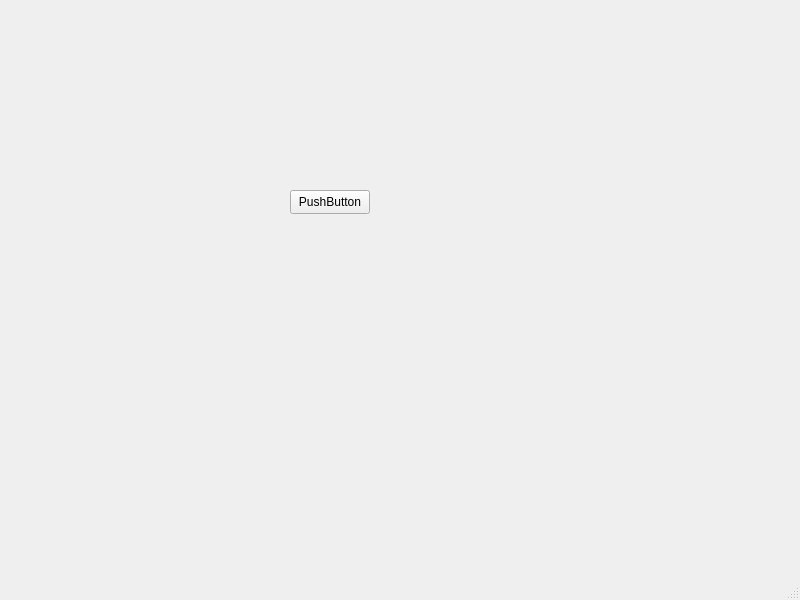
Qt form mainwindow.ui (DamianJeu/QtSymulator) before a commit.
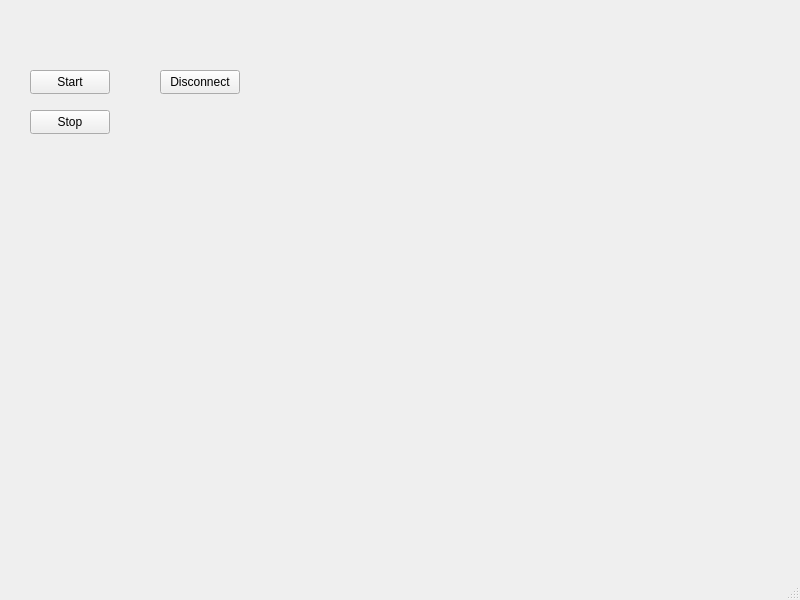
The same form after that commit.

```diff
--- a/mainwindow.ui
+++ b/mainwindow.ui
@@ -17,14 +17,40 @@
    <widget class="QPushButton" name="pushButton">
     <property name="geometry">
      <rect>
-      <x>290</x>
-      <y>190</y>
+      <x>30</x>
+      <y>70</y>
       <width>80</width>
       <height>24</height>
      </rect>
     </property>
     <property name="text">
-     <string>PushButton</string>
+     <string>Start</string>
+    </property>
+   </widget>
+   <widget class="QPushButton" name="pushButtonStop">
+    <property name="geometry">
+     <rect>
+      <x>30</x>
+      <y>110</y>
+      <width>80</width>
+      <height>24</height>
+     </rect>
+    </property>
+    <property name="text">
+     <string>Stop</string>
+    </property>
+   </widget>
+   <widget class="QPushButton" name="pushButtonDisconnect">
+    <property name="geometry">
+     <rect>
+      <x>160</x>
+      <y>70</y>
+      <width>80</width>
+      <height>24</height>
+     </rect>
+    </property>
+    <property name="text">
+     <string>Disconnect</string>
     </property>
    </widget>
   </widget>
```
Left out of the diff: 2 changed lines with no effect on the pictures.
